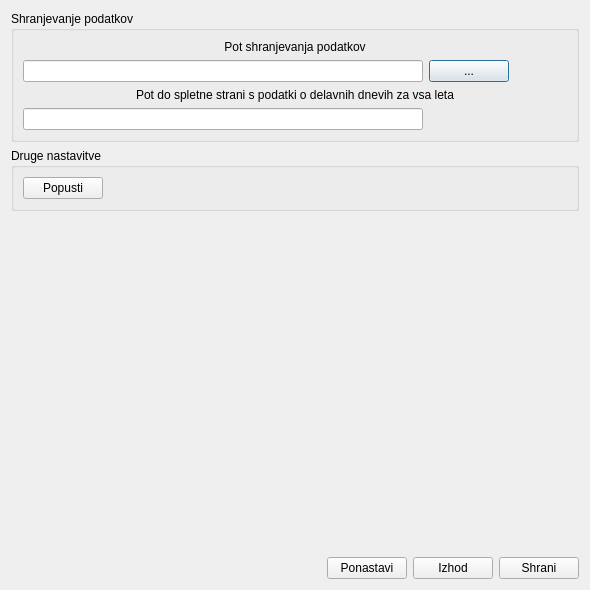
Above: nastavitve.ui from bubi-luka/BubiRacun before the change. Below: the same form after it.
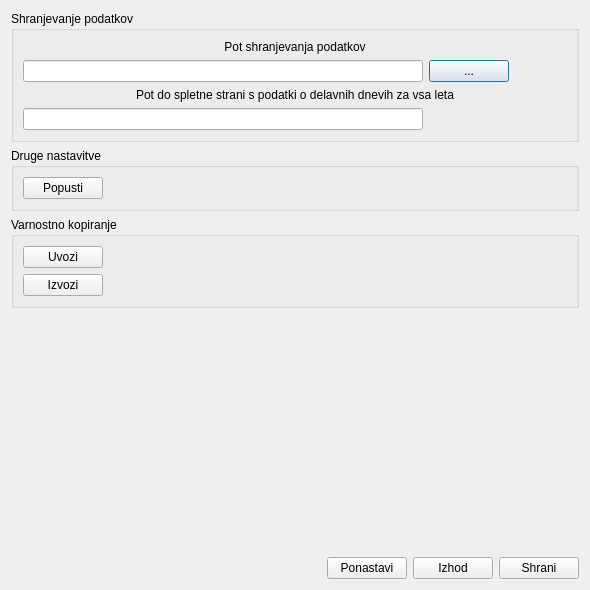
That is the form after the change.

Commit message:
CREATE OPTION FOR IMPORT/EXPORT THE DATABASE
closes #111

What changed in the file:
```diff
--- a/nastavitve.ui
+++ b/nastavitve.ui
@@ -16,7 +16,7 @@
   <property name="windowTitle">
    <string>Programske nastavitve</string>
   </property>
-  <layout class="QVBoxLayout" name="verticalLayout_3">
+  <layout class="QVBoxLayout" name="verticalLayout_4">
    <item>
     <widget class="QGroupBox" name="groupBox">
      <property name="title">
@@ -140,6 +140,46 @@
      </layout>
     </widget>
    </item>
+   <item>
+    <widget class="QGroupBox" name="groupBox_3">
+     <property name="title">
+      <string>Varnostno kopiranje</string>
+     </property>
+     <layout class="QHBoxLayout" name="horizontalLayout_5">
+      <item>
+       <layout class="QVBoxLayout" name="verticalLayout_3">
+        <item>
+         <widget class="QPushButton" name="btn_import">
+          <property name="text">
+           <string>Uvozi</string>
+          </property>
+         </widget>
+        </item>
+        <item>
+         <widget class="QPushButton" name="btn_export">
+          <property name="text">
+           <string>Izvozi</string>
+          </property>
+         </widget>
+        </item>
+       </layout>
+      </item>
+      <item>
+       <spacer name="horizontalSpacer_2">
+        <property name="orientation">
+         <enum>Qt::Horizontal</enum>
+        </property>
+        <property name="sizeHint" stdset="0">
+         <size>
+          <width>450</width>
+          <height>20</height>
+         </size>
+        </property>
+       </spacer>
+      </item>
+     </layout>
+    </widget>
+   </item>
    <item>
     <spacer name="verticalSpacer">
      <property name="orientation">
```
The commit also changes 3 other files.
